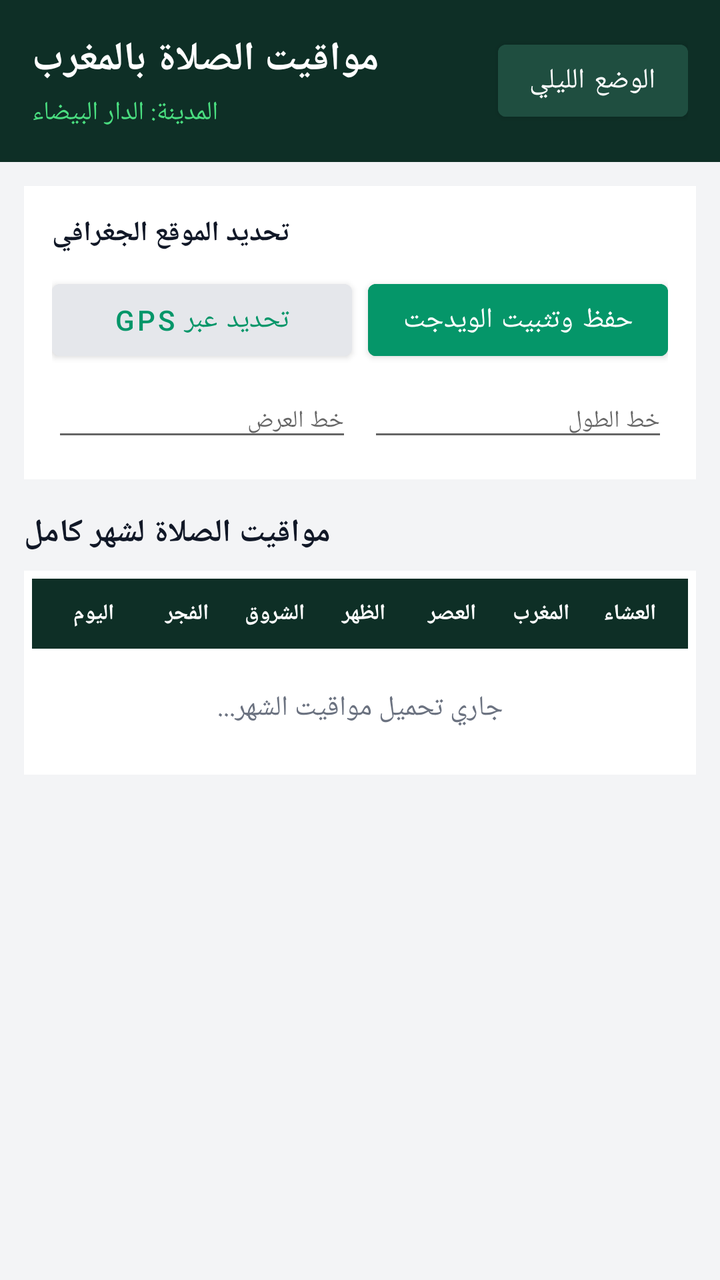
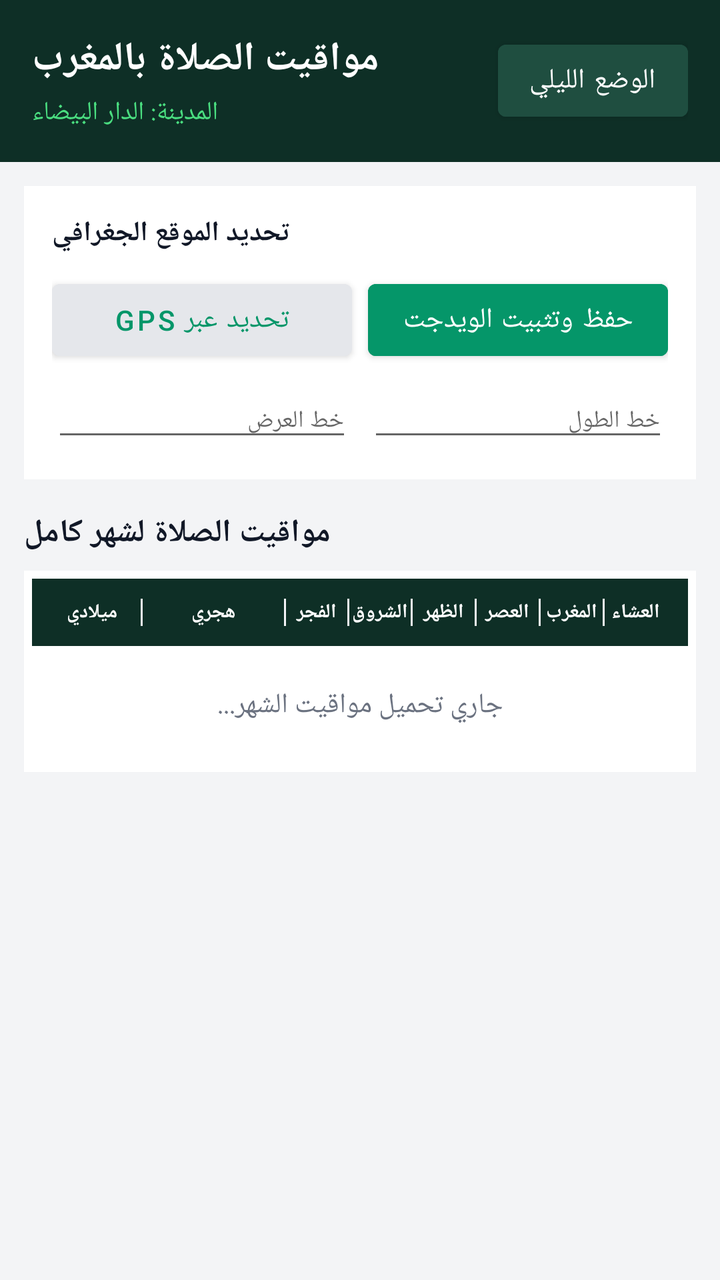

An Android layout rendered at two revisions. The XML below is the earlier revision; the diff shows what the commit changed to produce the second picture.
<!-- AndroidManifest.xml: application theme Theme.PrayerWidget -->
<!-- res/layout/activity_config.xml -->
<?xml version="1.0" encoding="utf-8"?>
<LinearLayout xmlns:android="http://schemas.android.com/apk/res/android"
    android:layout_width="match_parent"
    android:layout_height="match_parent"
    android:orientation="vertical"
    android:background="@color/config_background">

    
    <LinearLayout
        android:layout_width="match_parent"
        android:layout_height="wrap_content"
        android:orientation="horizontal"
        android:padding="16dp"
        android:background="@color/config_header"
        android:gravity="center_vertical">

        <LinearLayout
            android:layout_width="0dp"
            android:layout_weight="1"
            android:layout_height="wrap_content"
            android:orientation="vertical">

            <TextView
                android:layout_width="wrap_content"
                android:layout_height="wrap_content"
                android:text="مواقيت الصلاة بالمغرب"
                android:textSize="20sp"
                android:textStyle="bold"
                android:textColor="@color/config_header_text"/>

            <TextView
                android:id="@+id/tv_coords"
                android:layout_width="wrap_content"
                android:layout_height="wrap_content"
                android:text="المدينة: الدار البيضاء"
                android:textSize="13sp"
                android:layout_marginTop="4dp"
                android:textColor="@color/config_header_accent"/>
        </LinearLayout>

        
        <Button
            android:id="@+id/btn_theme_toggle"
            android:layout_width="wrap_content"
            android:layout_height="wrap_content"
            android:text="الوضع الليلي"
            android:textColor="@color/config_toggle_text"
            android:backgroundTint="@color/config_toggle_background"
            style="@style/Widget.MaterialComponents.Button"/>
    </LinearLayout>

    <androidx.core.widget.NestedScrollView
        android:layout_width="match_parent"
        android:layout_height="match_parent"
        android:fillViewport="true">

        <LinearLayout
            android:layout_width="match_parent"
            android:layout_height="wrap_content"
            android:orientation="vertical"
            android:padding="12dp">

            
            <LinearLayout
                android:layout_width="match_parent"
                android:layout_height="wrap_content"
                android:orientation="vertical"
                android:padding="14dp"
                android:background="@color/config_card_background">

                <TextView
                    android:layout_width="wrap_content"
                    android:layout_height="wrap_content"
                    android:text="تحديد الموقع الجغرافي"
                    android:textSize="14sp"
                    android:textStyle="bold"
                    android:layout_marginBottom="10dp"
                    android:textColor="@color/config_text_primary"/>

                <LinearLayout
                    android:layout_width="match_parent"
                    android:layout_height="wrap_content"
                    android:orientation="horizontal">

                    <Button
                        android:id="@+id/btn_gps"
                        android:layout_width="0dp"
                        android:layout_weight="1"
                        android:layout_height="wrap_content"
                        android:text="تحديد عبر GPS"
                        android:textColor="@color/config_secondary_button_text"
                        android:backgroundTint="@color/config_secondary_button_background"
                        style="@style/Widget.MaterialComponents.Button"/>

                    <Button
                        android:id="@+id/btn_save"
                        android:layout_width="0dp"
                        android:layout_weight="1"
                        android:layout_height="wrap_content"
                        android:text="حفظ وتثبيت الويدجت"
                        android:textColor="@color/config_accent_button_text"
                        android:backgroundTint="@color/config_accent"
                        android:layout_marginStart="8dp"
                        style="@style/Widget.MaterialComponents.Button"/>
                </LinearLayout>

                <LinearLayout
                    android:layout_width="match_parent"
                    android:layout_height="wrap_content"
                    android:orientation="horizontal"
                    android:layout_marginTop="8dp">

                    <EditText
                        android:id="@+id/et_lat"
                        android:layout_width="0dp"
                        android:layout_weight="1"
                        android:layout_height="wrap_content"
                        android:hint="خط العرض"
                        android:textSize="12sp"
                        android:textColor="@color/config_text_primary"
                        android:inputType="numberDecimal|numberSigned"/>

                    <EditText
                        android:id="@+id/et_lon"
                        android:layout_width="0dp"
                        android:layout_weight="1"
                        android:layout_height="wrap_content"
                        android:hint="خط الطول"
                        android:textSize="12sp"
                        android:textColor="@color/config_text_primary"
                        android:inputType="numberDecimal|numberSigned"
                        android:layout_marginStart="8dp"/>
                </LinearLayout>
            </LinearLayout>

            
            <TextView
                android:id="@+id/tv_month_title"
                android:layout_width="wrap_content"
                android:layout_height="wrap_content"
                android:text="مواقيت الصلاة لشهر كامل"
                android:textSize="16sp"
                android:textStyle="bold"
                android:layout_marginTop="16dp"
                android:layout_marginBottom="8dp"
                android:textColor="@color/config_text_primary"/>

            
            <LinearLayout
                android:layout_width="match_parent"
                android:layout_height="wrap_content"
                android:orientation="vertical"
                android:background="@color/config_card_background"
                android:padding="4dp">

                
                <LinearLayout
                    android:layout_width="match_parent"
                    android:layout_height="wrap_content"
                    android:orientation="horizontal"
                    android:paddingVertical="10dp"
                    android:paddingHorizontal="6dp"
                    android:background="@color/config_header"
                    android:weightSum="7">

                    <TextView
                        android:layout_width="0dp"
                        android:layout_weight="1.1"
                        android:layout_height="wrap_content"
                        android:text="اليوم"
                        android:textSize="11sp"
                        android:textStyle="bold"
                        android:textColor="#FFFFFF"
                        android:gravity="center"/>

                    <TextView
                        android:layout_width="0dp"
                        android:layout_weight="0.98"
                        android:layout_height="wrap_content"
                        android:text="الفجر"
                        android:textSize="11sp"
                        android:textStyle="bold"
                        android:textColor="#FFFFFF"
                        android:gravity="center"/>

                    <TextView
                        android:layout_width="0dp"
                        android:layout_weight="0.98"
                        android:layout_height="wrap_content"
                        android:text="الشروق"
                        android:textSize="11sp"
                        android:textStyle="bold"
                        android:textColor="#FFFFFF"
                        android:gravity="center"/>

                    <TextView
                        android:layout_width="0dp"
                        android:layout_weight="0.98"
                        android:layout_height="wrap_content"
                        android:text="الظهر"
                        android:textSize="11sp"
                        android:textStyle="bold"
                        android:textColor="#FFFFFF"
                        android:gravity="center"/>

                    <TextView
                        android:layout_width="0dp"
                        android:layout_weight="0.98"
                        android:layout_height="wrap_content"
                        android:text="العصر"
                        android:textSize="11sp"
                        android:textStyle="bold"
                        android:textColor="#FFFFFF"
                        android:gravity="center"/>

                    <TextView
                        android:layout_width="0dp"
                        android:layout_weight="0.98"
                        android:layout_height="wrap_content"
                        android:text="المغرب"
                        android:textSize="11sp"
                        android:textStyle="bold"
                        android:textColor="#FFFFFF"
                        android:gravity="center"/>

                    <TextView
                        android:layout_width="0dp"
                        android:layout_weight="0.98"
                        android:layout_height="wrap_content"
                        android:text="العشاء"
                        android:textSize="11sp"
                        android:textStyle="bold"
                        android:textColor="#FFFFFF"
                        android:gravity="center"/>
                </LinearLayout>

                
                <TextView
                    android:id="@+id/tv_loading_table"
                    android:layout_width="match_parent"
                    android:layout_height="wrap_content"
                    android:text="جاري تحميل مواقيت الشهر..."
                    android:gravity="center"
                    android:padding="20dp"
                    android:textSize="14sp"
                    android:textColor="@color/config_text_secondary"/>

                <LinearLayout
                    android:id="@+id/ll_monthly_rows"
                    android:layout_width="match_parent"
                    android:layout_height="wrap_content"
                    android:orientation="vertical"/>
            </LinearLayout>
        </LinearLayout>
    </androidx.core.widget.NestedScrollView>
</LinearLayout>
<!-- resources referenced by this layout -->
<resources>
  <color name="config_accent">#059669</color>
  <color name="config_accent_button_text">#FFFFFF</color>
  <color name="config_background">#F3F4F6</color>
  <color name="config_card_background">#FFFFFF</color>
  <color name="config_header">#0E2F26</color>
  <color name="config_header_accent">#4ADE80</color>
  <color name="config_header_text">#FFFFFF</color>
  <color name="config_secondary_button_background">#E5E7EB</color>
  <color name="config_secondary_button_text">#059669</color>
  <color name="config_text_primary">#111827</color>
  <color name="config_text_secondary">#6B7280</color>
  <color name="config_toggle_background">#1F4E40</color>
  <color name="config_toggle_text">#FFFFFF</color>
  <style name="Theme.PrayerWidget" parent="Theme.MaterialComponents.DayNight.NoActionBar">
          <item name="colorPrimary">#0E2F26</item>
          <item name="colorPrimaryVariant">#081D17</item>
          <item name="colorOnPrimary">#FFFFFF</item>
          <item name="colorSecondary">#4ADE80</item>
          <item name="colorSecondaryVariant">#22C55E</item>
          <item name="colorOnSecondary">#000000</item>
      </style>
</resources>

<!-- the commit's change to res/layout/activity_config.xml (unified diff, before → after) -->
@@ -161,74 +161,86 @@
                     android:paddingVertical="10dp"
                     android:paddingHorizontal="6dp"
                     android:background="@color/config_header"
-                    android:weightSum="7">
+                    android:weightSum="7"
+                    android:showDividers="middle"
+                    android:divider="@drawable/table_divider">
 
                     <TextView
                         android:layout_width="0dp"
                         android:layout_weight="1.1"
                         android:layout_height="wrap_content"
-                        android:text="اليوم"
-                        android:textSize="11sp"
-                        android:textStyle="bold"
-                        android:textColor="#FFFFFF"
-                        android:gravity="center"/>
-
-                    <TextView
-                        android:layout_width="0dp"
-                        android:layout_weight="0.98"
+                        android:text="ميلادي"
+                        android:textSize="10sp"
+                        android:textStyle="bold"
+                        android:textColor="#FFFFFF"
+                        android:gravity="center"/>
+
+                    <TextView
+                        android:layout_width="0dp"
+                        android:layout_weight="1.6"
+                        android:layout_height="wrap_content"
+                        android:text="هجري"
+                        android:textSize="10sp"
+                        android:textStyle="bold"
+                        android:textColor="#FFFFFF"
+                        android:gravity="center"/>
+
+                    <TextView
+                        android:layout_width="0dp"
+                        android:layout_weight="0.7"
                         android:layout_height="wrap_content"
                         android:text="الفجر"
-                        android:textSize="11sp"
-                        android:textStyle="bold"
-                        android:textColor="#FFFFFF"
-                        android:gravity="center"/>
-
-                    <TextView
-                        android:layout_width="0dp"
-                        android:layout_weight="0.98"
+                        android:textSize="10sp"
+                        android:textStyle="bold"
+                        android:textColor="#FFFFFF"
+                        android:gravity="center"/>
+
+                    <TextView
+                        android:layout_width="0dp"
+                        android:layout_weight="0.7"
                         android:layout_height="wrap_content"
                         android:text="الشروق"
-                        android:textSize="11sp"
-                        android:textStyle="bold"
-                        android:textColor="#FFFFFF"
-                        android:gravity="center"/>
-
-                    <TextView
-                        android:layout_width="0dp"
-                        android:layout_weight="0.98"
+                        android:textSize="10sp"
+                        android:textStyle="bold"
+                        android:textColor="#FFFFFF"
+                        android:gravity="center"/>
+
+                    <TextView
+                        android:layout_width="0dp"
+                        android:layout_weight="0.7"
                         android:layout_height="wrap_content"
                         android:text="الظهر"
-                        android:textSize="11sp"
-                        android:textStyle="bold"
-                        android:textColor="#FFFFFF"
-                        android:gravity="center"/>
-
-                    <TextView
-                        android:layout_width="0dp"
-                        android:layout_weight="0.98"
+                        android:textSize="10sp"
+                        android:textStyle="bold"
+                        android:textColor="#FFFFFF"
+                        android:gravity="center"/>
+
+                    <TextView
+                        android:layout_width="0dp"
+                        android:layout_weight="0.7"
                         android:layout_height="wrap_content"
                         android:text="العصر"
-                        android:textSize="11sp"
-                        android:textStyle="bold"
-                        android:textColor="#FFFFFF"
-                        android:gravity="center"/>
-
-                    <TextView
-                        android:layout_width="0dp"
-                        android:layout_weight="0.98"
+                        android:textSize="10sp"
+                        android:textStyle="bold"
+                        android:textColor="#FFFFFF"
+                        android:gravity="center"/>
+
+                    <TextView
+                        android:layout_width="0dp"
+                        android:layout_weight="0.7"
                         android:layout_height="wrap_content"
                         android:text="المغرب"
-                        android:textSize="11sp"
-                        android:textStyle="bold"
-                        android:textColor="#FFFFFF"
-                        android:gravity="center"/>
-
-                    <TextView
-                        android:layout_width="0dp"
-                        android:layout_weight="0.98"
+                        android:textSize="10sp"
+                        android:textStyle="bold"
+                        android:textColor="#FFFFFF"
+                        android:gravity="center"/>
+
+                    <TextView
+                        android:layout_width="0dp"
+                        android:layout_weight="0.7"
                         android:layout_height="wrap_content"
                         android:text="العشاء"
-                        android:textSize="11sp"
+                        android:textSize="10sp"
                         android:textStyle="bold"
                         android:textColor="#FFFFFF"
                         android:gravity="center"/>
<!-- resource entries referenced after the edit -->
@@ -13,6 +13,12 @@
   <color name="config_text_secondary">#6B7280</color>
   <color name="config_toggle_background">#1F4E40</color>
   <color name="config_toggle_text">#FFFFFF</color>
+  <!-- drawable table_divider (drawable) -->
+  <?xml version="1.0" encoding="utf-8"?>
+  <shape xmlns:android="http://schemas.android.com/apk/res/android">
+      <size android:width="1dp" />
+      <solid android:color="@color/config_background" />
+  </shape>
   <style name="Theme.PrayerWidget" parent="Theme.MaterialComponents.DayNight.NoActionBar">
           <item name="colorPrimary">#0E2F26</item>
           <item name="colorPrimaryVariant">#081D17</item>
